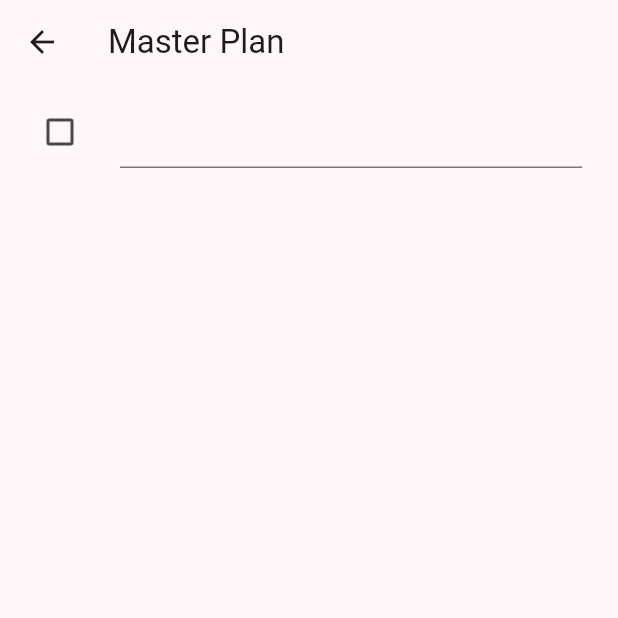
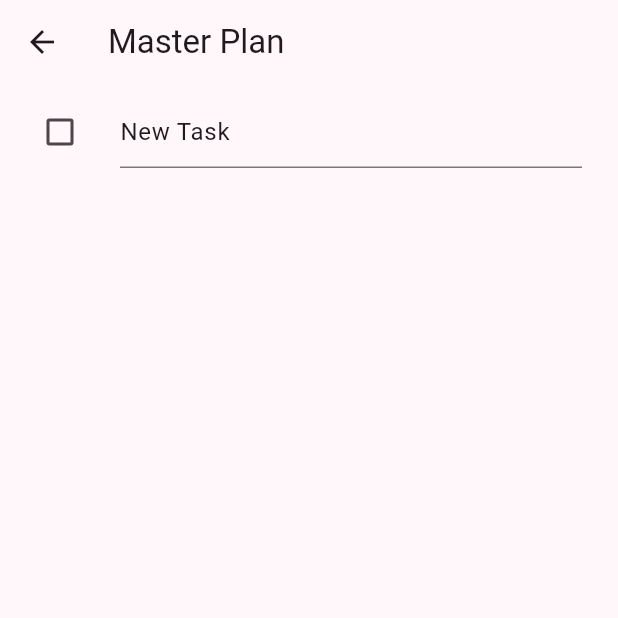
Before and after one commit to thisfren/Flutter-Cookbook, a Flutter app: the PlanScreen screen opened directly with empty values, after a tap on the "add" icon, on a phone screen of 412 x 824 dp, the top half of it. Run offline on Flutter 3.47's test engine with Material 3 defaults, Android fonts, the phone set to English and light mode, and no system bars; our stand-ins replace google_fonts.

Commit message:
N-Tier Architecture pt.1 done.

```diff
--- /dev/null
+++ b/Ch. 6/master_plan/lib/controllers/plan_controller.dart
@@ -0,0 +1,66 @@
+// lib/controllers/plan_controller.dart
+/*
+ * This class will be responsible for all the business logic in our app.
+ */
+
+import '../models/data_layer.dart';
+
+
+class PlanController {
+  final _plans = <Plan>[];
+
+  List<Plan> get plans => List.unmodifiable(_plans); // This public getter cannot be modified by any other object
+
+  /*
+  We can use our business logic to check the naming input for new plans.
+  */
+  void addNewPlan(String name) {
+    if (name.isEmpty) {
+      return;
+    }
+
+    name = _checkForDuplicates(_plans.map((plan) => plan.name), name);
+
+    final plan = Plan()..name = name;
+    _plans.add(plan);
+  }
+
+  /*
+  Also add the method for deleting a plan.
+  */
+  void deletePlan(Plan plan) {
+    _plans.remove(plan);
+  }
+
+  /*
+  Similarly, adding and deleting for tasks:
+  */
+  void addNewTask(Plan plan, [String? description]) {
+    if (description == null || description.isEmpty) {
+      description = 'New Task';
+    }
+
+    description = _checkForDuplicates(plan.tasks.map((task) => task.description), description);
+
+    final task = Task()..description = description;
+    plan.tasks.add(task);
+  }
+
+  void deleteTask(Plan plan, Task task) {
+    plan.tasks.remove(task);
+  }
+
+  /*
+  First, create a private method that will check a list of items and search for duplicate names.
+  If it finds any, a number will be appended to the end to make sure the name is unique.
+  */
+  String _checkForDuplicates(Iterable<String> items, String text) {
+    final duplicatedCount = items.where((item) => item.contains(text)).length;
+
+    if (duplicatedCount > 0) {
+      text += ' ${duplicatedCount + 1}';
+    }
+
+    return text;
+  }
+}
--- a/Ch. 6/master_plan/lib/plan_provider.dart
+++ b/Ch. 6/master_plan/lib/plan_provider.dart
@@ -5,9 +5,10 @@
  * This widget extends InheritedWidget.
  */
 
-import 'package:flutter/material.dart' show BuildContext, InheritedWidget, Widget;
+import 'package:flutter/material.dart' show BuildContext, InheritedWidget;
+import 'package:master_plan/controllers/plan_controller.dart';
 
-import './models/data_layer.dart';
+ // import './models/data_layer.dart';
 
 
 /*
@@ -17,15 +18,16 @@ Just like any other widget in Flutter, InheritedWidgets can also have child widg
 */
 class PlanProvider extends InheritedWidget {
   // final plan = Plan(); // First, we define an object that will store the plans
-  final plans = <Plan>[]; // Update the PlanProvider class so that it can handle multiple plans
+  // final plans = <Plan>[]; // Update the PlanProvider class so that it can handle multiple plans
+  final _controller = PlanController(); // Update the class so it holds PlanController instead of maintaining its own list
 
   /*
   Then, we define a default unnamed constructor, which takes in a key and a child, and passes them to the superclass (super).
   */
   PlanProvider({
     super.key,
-    required Widget child
-  }) : super(child: child);
+    required super.child
+  });
 
   /*
   InheritedWidget is an abstract class, so you must implement the updateShouldNotify method.
@@ -37,6 +39,13 @@ class PlanProvider extends InheritedWidget {
   @override
   bool updateShouldNotify(InheritedWidget oldWidget) => false;
 
+  static PlanController of(BuildContext context) {
+    final PlanProvider? provider = context.dependOnInheritedWidgetOfExactType<PlanProvider>(); // This can return null if no PlanProvider is found
+    assert(provider != null, 'PlanProvider not found in context.'); // The app's logic depends on a PlanProvider being found
+    return provider!._controller;
+
+  }
+/*
   /*
   To make the data accessible from anywhere in the app, we need to create our first of-context method.
   */
@@ -53,4 +62,5 @@ class PlanProvider extends InheritedWidget {
       context.dependOnInheritedWidgetOfExactType<PlanProvider>();
     return provider?.plans;
   }
+*/
 }
--- a/Ch. 6/master_plan/lib/views/plan_screen.dart
+++ b/Ch. 6/master_plan/lib/views/plan_screen.dart
@@ -1,7 +1,9 @@
 // lib/views/plan_screen.dart
 
-import 'package:flutter/material.dart' show AppBar, BuildContext, Checkbox, Column, Expanded, FloatingActionButton, FocusNode, FocusScope, Icon, Icons, ListTile, ListView, SafeArea, Scaffold, ScrollController, State, StatefulWidget, Text, TextFormField, Widget;
-import 'package:master_plan/plan_provider.dart' show PlanProvider;
+import 'package:flutter/cupertino.dart';
+import 'package:flutter/material.dart' show AppBar, BuildContext, Checkbox, Colors, Column, Expanded, FloatingActionButton, FocusNode, FocusScope, Icon, Icons, ListTile, ListView, SafeArea, Scaffold, ScrollController, State, StatefulWidget, Text, TextFormField, Widget;
+import 'package:master_plan/plan_provider.dart';
+// import 'package:master_plan/plan_provider.dart' show PlanProvider;
 
 import '../models/data_layer.dart';
 
@@ -44,7 +46,8 @@ class _PlanScreenState extends State<PlanScreen> {
             child :_buildList()
           ),
           SafeArea(
-            child: Text(plan!.completenessMessage)
+            // child: Text(plan!.completenessMessage)
+            child: Text(plan.completenessMessage)
           )
         ],
       ),
@@ -57,9 +60,15 @@ class _PlanScreenState extends State<PlanScreen> {
 
     return FloatingActionButton(
       onPressed: () {
+        final controller = PlanProvider.of(context);
+        controller.addNewTask(plan);
+        setState(() {});
+        /* Move business logic to controller and provider
         setState(() {
-          plan!.tasks.add(Task());
+          // plan!.tasks.add(Task());
+          plan.tasks.add(Task());
         });
+        */
       },
       child: Icon(Icons.add)
     );
@@ -70,7 +79,8 @@ class _PlanScreenState extends State<PlanScreen> {
 
     return ListView.builder( // The ListView widget (the view) queries the Plan class (the model) to figure out how many items there are
       controller: scrollController,
-      itemCount: plan!.tasks.length,
+      // itemCount: plan!.tasks.length,
+      itemCount: plan.tasks.length,
       /*
       In the itemBuilder closure, we extract the specific Task that matches the item index and pass the entire model to the buildTaskTile method.
       */
@@ -84,7 +94,16 @@ class _PlanScreenState extends State<PlanScreen> {
   The UI's job is to query the model for its current state and draw itself accordingly.
   */
   Widget _buildTaskTile(Task task) {
-    return ListTile(
+    return Dismissible(
+      key: ValueKey(task),
+      background: Container(color: Colors.red),
+      direction: DismissDirection.endToStart,
+      onDismissed: (_) {
+        final controller = PlanProvider.of(context);
+        controller.deleteTask(plan, task);
+        setState(() {});
+      },
+      child: ListTile(
         leading: Checkbox(
           value: task.complete,
           onChanged: (selected) {
@@ -110,6 +129,7 @@ class _PlanScreenState extends State<PlanScreen> {
           }
         )
       */
+      ),
     );
   }
 
```
Also changed, not shown: Ch. 6/master_plan/lib/main.dart (+7 -1 lines), Ch. 6/master_plan/lib/views/plan_creator_screen.dart (+24 -4 lines), 1 other file. Lines whose indentation alone changed are shown as unchanged.
